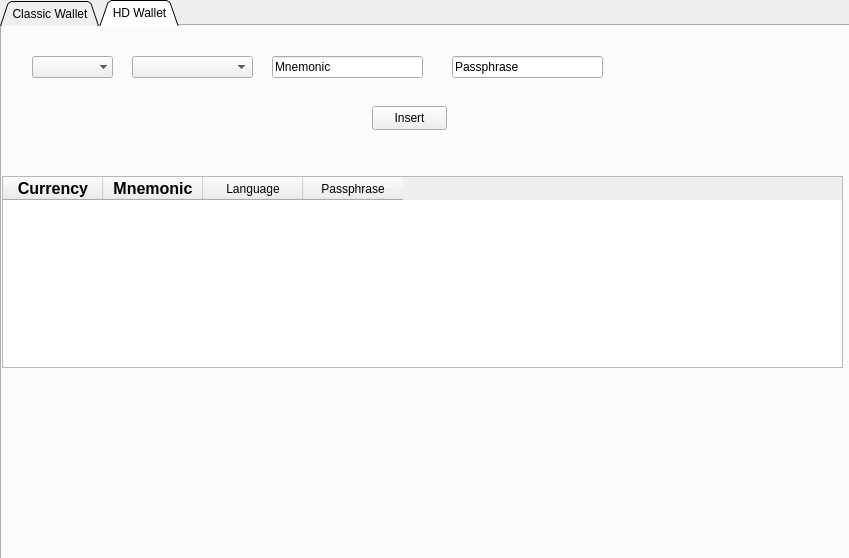
First picture: the form in AppGUI/add_external_wallets.ui, repository dragomir-am/WalletManager, before the edit.
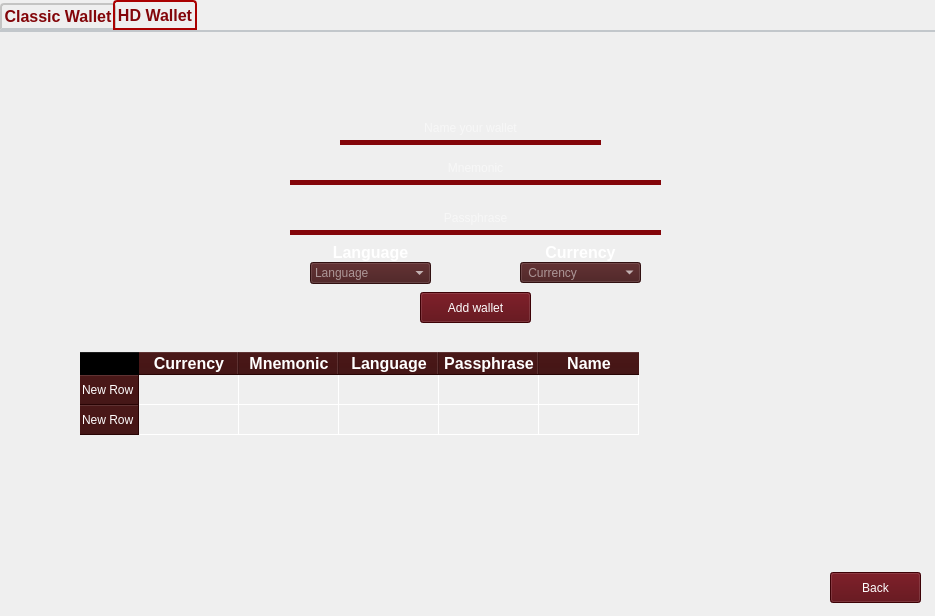
Second picture: the form after the edit. The open tabs and pages were chosen to show the change. Icons and pictures are not drawn.

The edit to the form file:
```diff
--- a/AppGUI/add_external_wallets.ui
+++ b/AppGUI/add_external_wallets.ui
@@ -6,32 +6,95 @@
    <rect>
     <x>0</x>
     <y>0</y>
-    <width>849</width>
-    <height>558</height>
+    <width>935</width>
+    <height>616</height>
    </rect>
   </property>
   <property name="windowTitle">
    <string notr="true">Add External Wallets</string>
   </property>
-  <widget class="QTabWidget" name="tabWidget_2">
+  <property name="styleSheet">
+   <string notr="true"/>
+  </property>
+  <widget class="QTabWidget" name="tabWidget">
    <property name="geometry">
     <rect>
      <x>0</x>
      <y>0</y>
-     <width>851</width>
-     <height>561</height>
+     <width>951</width>
+     <height>621</height>
     </rect>
    </property>
+   <property name="font">
+    <font>
+     <family>Arial</family>
+     <pointsize>12</pointsize>
+     <bold>true</bold>
+    </font>
+   </property>
+   <property name="styleSheet">
+    <string notr="true"> QTabWidget::pane { 
+     border-top: 2px solid #C2C7CB;
+ }
+
+ QTabBar::tab {
+     background: qlineargradient(x1: 0, y1: 0, x2: 0, y2: 1,
+                                 stop: 0 #E1E1E1, stop: 0.4 #DDDDDD,
+                                 stop: 0.5 #D8D8D8, stop: 1.0 #D3D3D3);
+     border: 2px solid #C4C4C3;
+     border-bottom-color: #C2C7CB; 
+     border-top-left-radius: 4px;
+     border-top-right-radius: 4px;
+     min-width: 8ex;
+     padding: 2px;
+		color:rgb(131, 5, 9);
+ }
+
+ QTabBar::tab:selected, QTabBar::tab:hover {
+     background: qlineargradient(x1: 0, y1: 0, x2: 0, y2: 1,
+                                 stop: 0 #fafafa, stop: 0.4 #f4f4f4,
+                                 stop: 0.5 #e7e7e7, stop: 1.0 #fafafa);
+ }
+
+ QTabBar::tab:selected {
+     border-color:rgb(170, 0, 0);
+     border-bottom-color: rgb(170, 0, 0);
+ }
+
+ QTabBar::tab:!selected {
+     margin-top: 3px; 
+ }
+
+ QTabBar::tab:selected {
+     margin-left: -3px;
+     margin-right: -3px;
+ }
+
+ QTabBar::tab:first:selected {
+     margin-left: 0; 
+ }
+
+ QTabBar::tab:last:selected {
+     margin-right: 0; 
+ }
+
+ QTabBar::tab:only-one {
+     margin: 0; 
+ }</string>
+   </property>
    <property name="tabPosition">
     <enum>QTabWidget::North</enum>
    </property>
    <property name="tabShape">
-    <enum>QTabWidget::Triangular</enum>
+    <enum>QTabWidget::Rounded</enum>
    </property>
    <property name="currentIndex">
     <number>0</number>
    </property>
-   <widget class="QWidget" name="tab_2">
+   <property name="elideMode">
+    <enum>Qt::ElideNone</enum>
+   </property>
+   <widget class="QWidget" name="cw_tab">
     <attribute name="title">
      <string>Classic Wallet</string>
     </attribute>
@@ -131,19 +194,50 @@
      </property>
     </widget>
    </widget>
-   <widget class="QWidget" name="tab">
+   <widget class="QWidget" name="hd_tab">
     <attribute name="title">
      <string>HD Wallet</string>
     </attribute>
     <widget class="QTableWidget" name="ehd_tableWidget">
      <property name="geometry">
       <rect>
-       <x>0</x>
-       <y>150</y>
-       <width>841</width>
+       <x>80</x>
+       <y>320</y>
+       <width>781</width>
        <height>192</height>
       </rect>
      </property>
+     <property name="styleSheet">
+      <string notr="true">QTableWidget {background-color: transparent;color:rgb(255, 255, 255); gridline-color:rgb(255, 255, 255)}
+QHeaderView::section {background-color: rgb(56, 6, 6);color:rgb(255, 255, 255);}
+QHeaderView {background-color: transparent;color:rgb(255, 255, 255);}
+QTableCornerButton::section {background-color: transparent;color:rgb(255, 255, 255);}
+QScrollBar:vertical {
+			
+            background-color: rgb(104, 6, 6);handle-color:rgb(145, 112, 113);
+
+        }
+QScrollBar:horizontal {
+            background-color:rgb(104, 6, 6 );
+			handle-color:rgb(145, 112, 113);
+        }
+
+
+</string>
+     </property>
+     <property name="frameShape">
+      <enum>QFrame::NoFrame</enum>
+     </property>
+     <row>
+      <property name="text">
+       <string>New Row</string>
+      </property>
+     </row>
+     <row>
+      <property name="text">
+       <string>New Row</string>
+      </property>
+     </row>
      <column>
       <property name="text">
        <string>Currency</string>
@@ -170,61 +264,52 @@
       <property name="text">
        <string>Language</string>
       </property>
+      <property name="font">
+       <font>
+        <pointsize>12</pointsize>
+        <bold>true</bold>
+       </font>
+      </property>
      </column>
      <column>
       <property name="text">
        <string>Passphrase</string>
       </property>
+      <property name="font">
+       <font>
+        <pointsize>12</pointsize>
+        <bold>true</bold>
+       </font>
+      </property>
      </column>
-    </widget>
-    <widget class="QLineEdit" name="ehd_mnemonic_field">
-     <property name="geometry">
-      <rect>
-       <x>270</x>
-       <y>30</y>
-       <width>151</width>
-       <height>22</height>
-      </rect>
-     </property>
-     <property name="text">
-      <string>Mnemonic</string>
-     </property>
-    </widget>
-    <widget class="QPushButton" name="ehd_insert_btn">
-     <property name="geometry">
-      <rect>
-       <x>370</x>
-       <y>80</y>
-       <width>75</width>
-       <height>24</height>
-      </rect>
-     </property>
-     <property name="text">
-      <string>Insert</string>
-     </property>
-    </widget>
-    <widget class="QLineEdit" name="ehd_passphrase_field">
-     <property name="geometry">
-      <rect>
-       <x>450</x>
-       <y>30</y>
-       <width>151</width>
-       <height>22</height>
-      </rect>
-     </property>
-     <property name="text">
-      <string>Passphrase</string>
-     </property>
+     <column>
+      <property name="text">
+       <string>Name</string>
+      </property>
+      <property name="font">
+       <font>
+        <pointsize>12</pointsize>
+        <bold>true</bold>
+       </font>
+      </property>
+     </column>
     </widget>
     <widget class="QComboBox" name="ehd_language_comboBox">
      <property name="geometry">
       <rect>
-       <x>130</x>
-       <y>30</y>
+       <x>310</x>
+       <y>230</y>
        <width>121</width>
        <height>22</height>
       </rect>
      </property>
+     <property name="layoutDirection">
+      <enum>Qt::LeftToRight</enum>
+     </property>
+     <property name="styleSheet">
+      <string notr="true">background-color:rgb(68, 23, 24);
+color:rgb(255, 255, 255)</string>
+     </property>
      <property name="placeholderText">
       <string>Language</string>
      </property>
@@ -275,10 +360,10 @@
      </property>
      <property name="geometry">
       <rect>
-       <x>30</x>
-       <y>30</y>
-       <width>81</width>
-       <height>22</height>
+       <x>520</x>
+       <y>230</y>
+       <width>121</width>
+       <height>21</height>
       </rect>
      </property>
      <property name="mouseTracking">
@@ -291,7 +376,8 @@
       <bool>true</bool>
      </property>
      <property name="styleSheet">
-      <string notr="true"/>
+      <string notr="true">background-color:rgb(68, 23, 24);
+color:rgb(255, 255, 255)</string>
      </property>
      <property name="currentText">
       <string/>
@@ -303,10 +389,10 @@
       <enum>QComboBox::NoInsert</enum>
      </property>
      <property name="placeholderText">
-      <string notr="true">Currency</string>
+      <string notr="true"> Currency</string>
      </property>
      <property name="frame">
-      <bool>false</bool>
+      <bool>true</bool>
      </property>
      <item>
       <property name="text">
@@ -329,6 +415,284 @@
       </property>
      </item>
     </widget>
+    <widget class="QPushButton" name="ehd_add_btn">
+     <property name="geometry">
+      <rect>
+       <x>420</x>
+       <y>260</y>
+       <width>111</width>
+       <height>31</height>
+      </rect>
+     </property>
+     <property name="styleSheet">
+      <string notr="true">background-color:rgb(86, 1, 9);
+color:rgb(255, 255, 255);
+font: 700 14pt &quot;Arial&quot;;</string>
+     </property>
+     <property name="text">
+      <string>Add wallet</string>
+     </property>
+    </widget>
+    <widget class="QPushButton" name="ehd_back_btn">
+     <property name="geometry">
+      <rect>
+       <x>830</x>
+       <y>540</y>
+       <width>91</width>
+       <height>31</height>
+      </rect>
+     </property>
+     <property name="styleSheet">
+      <string notr="true">background-color:rgb(86, 1, 9);
+color:rgb(255, 255, 255);
+font: 700 14pt &quot;Arial&quot;;</string>
+     </property>
+     <property name="text">
+      <string>Back</string>
+     </property>
+    </widget>
+    <widget class="QLabel" name="bar_5">
+     <property name="geometry">
+      <rect>
+       <x>290</x>
+       <y>190</y>
+       <width>371</width>
+       <height>20</height>
+      </rect>
+     </property>
+     <property name="autoFillBackground">
+      <bool>false</bool>
+     </property>
+     <property name="styleSheet">
+      <string notr="true">color:rgb(131, 5, 9) ;
+</string>
+     </property>
+     <property name="frameShape">
+      <enum>QFrame::HLine</enum>
+     </property>
+     <property name="frameShadow">
+      <enum>QFrame::Plain</enum>
+     </property>
+     <property name="lineWidth">
+      <number>5</number>
+     </property>
+     <property name="midLineWidth">
+      <number>0</number>
+     </property>
+     <property name="text">
+      <string/>
+     </property>
+    </widget>
+    <widget class="QLabel" name="bar_6">
+     <property name="geometry">
+      <rect>
+       <x>290</x>
+       <y>140</y>
+       <width>371</width>
+       <height>20</height>
+      </rect>
+     </property>
+     <property name="autoFillBackground">
+      <bool>false</bool>
+     </property>
+     <property name="styleSheet">
+      <string notr="true">color:rgb(131, 5, 9) ;
+</string>
+     </property>
+     <property name="frameShape">
+      <enum>QFrame::HLine</enum>
+     </property>
+     <property name="frameShadow">
+      <enum>QFrame::Plain</enum>
+     </property>
+     <property name="lineWidth">
+      <number>5</number>
+     </property>
+     <property name="midLineWidth">
+      <number>0</number>
+     </property>
+     <property name="text">
+      <string/>
+     </property>
+    </widget>
+    <widget class="QLineEdit" name="mnemonic_field">
+     <property name="geometry">
+      <rect>
+       <x>290</x>
+       <y>120</y>
+       <width>371</width>
+       <height>31</height>
+      </rect>
+     </property>
+     <property name="styleSheet">
+      <string notr="true">background-color: transparent;
+font: 700 12pt &quot;Arial&quot;;
+color: rgb(255, 255, 255);</string>
+     </property>
+     <property name="text">
+      <string/>
+     </property>
+     <property name="frame">
+      <bool>false</bool>
+     </property>
+     <property name="echoMode">
+      <enum>QLineEdit::Password</enum>
+     </property>
+     <property name="alignment">
+      <set>Qt::AlignCenter</set>
+     </property>
+     <property name="placeholderText">
+      <string>Mnemonic</string>
+     </property>
+    </widget>
+    <widget class="QLineEdit" name="passphrase_field">
+     <property name="geometry">
+      <rect>
+       <x>290</x>
+       <y>170</y>
+       <width>371</width>
+       <height>31</height>
+      </rect>
+     </property>
+     <property name="styleSheet">
+      <string notr="true">background-color: transparent;
+font: 700 12pt &quot;Arial&quot;;
+color: rgb(255, 255, 255);</string>
+     </property>
+     <property name="text">
+      <string/>
+     </property>
+     <property name="frame">
+      <bool>false</bool>
+     </property>
+     <property name="echoMode">
+      <enum>QLineEdit::Password</enum>
+     </property>
+     <property name="alignment">
+      <set>Qt::AlignCenter</set>
+     </property>
+     <property name="placeholderText">
+      <string>Passphrase</string>
+     </property>
+    </widget>
+    <widget class="QLabel" name="currency_label">
+     <property name="geometry">
+      <rect>
+       <x>540</x>
+       <y>210</y>
+       <width>81</width>
+       <height>21</height>
+      </rect>
+     </property>
+     <property name="text">
+      <string>&lt;html&gt;&lt;head/&gt;&lt;body&gt;&lt;p align=&quot;center&quot;&gt;&lt;span style=&quot; font-size:12pt; font-weight:700; color:#ffffff;&quot;&gt;Currency&lt;/span&gt;&lt;/p&gt;&lt;/body&gt;&lt;/html&gt;</string>
+     </property>
+    </widget>
+    <widget class="QLabel" name="language_label">
+     <property name="geometry">
+      <rect>
+       <x>330</x>
+       <y>210</y>
+       <width>81</width>
+       <height>21</height>
+      </rect>
+     </property>
+     <property name="text">
+      <string>&lt;html&gt;&lt;head/&gt;&lt;body&gt;&lt;p align=&quot;center&quot;&gt;&lt;span style=&quot; font-size:12pt; font-weight:700; color:#ffffff;&quot;&gt;Language&lt;/span&gt;&lt;/p&gt;&lt;/body&gt;&lt;/html&gt;</string>
+     </property>
+    </widget>
+    <widget class="QLabel" name="label_2">
+     <property name="geometry">
+      <rect>
+       <x>0</x>
+       <y>0</y>
+       <width>951</width>
+       <height>601</height>
+      </rect>
+     </property>
+     <property name="styleSheet">
+      <string notr="true">background-image: url(C:/Users/drago/PycharmProjects/WalletManager/AppGUI/resources/add_ec_wallet.png);</string>
+     </property>
+     <property name="text">
+      <string/>
+     </property>
+    </widget>
+    <widget class="QLineEdit" name="passphrase_field_2">
+     <property name="geometry">
+      <rect>
+       <x>340</x>
+       <y>80</y>
+       <width>261</width>
+       <height>31</height>
+      </rect>
+     </property>
+     <property name="styleSheet">
+      <string notr="true">background-color: transparent;
+font: 700 12pt &quot;Arial&quot;;
+color: rgb(255, 255, 255);</string>
+     </property>
+     <property name="text">
+      <string/>
+     </property>
+     <property name="frame">
+      <bool>false</bool>
+     </property>
+     <property name="echoMode">
+      <enum>QLineEdit::Normal</enum>
+     </property>
+     <property name="alignment">
+      <set>Qt::AlignCenter</set>
+     </property>
+     <property name="placeholderText">
+      <string>Name your wallet</string>
+     </property>
+    </widget>
+    <widget class="QLabel" name="bar_7">
+     <property name="geometry">
+      <rect>
+       <x>340</x>
+       <y>100</y>
+       <width>261</width>
+       <height>20</height>
+      </rect>
+     </property>
+     <property name="autoFillBackground">
+      <bool>false</bool>
+     </property>
+     <property name="styleSheet">
+      <string notr="true">color:rgb(131, 5, 9) ;
+</string>
+     </property>
+     <property name="frameShape">
+      <enum>QFrame::HLine</enum>
+     </property>
+     <property name="frameShadow">
+      <enum>QFrame::Plain</enum>
+     </property>
+     <property name="lineWidth">
+      <number>5</number>
+     </property>
+     <property name="midLineWidth">
+      <number>0</number>
+     </property>
+     <property name="text">
+      <string/>
+     </property>
+    </widget>
+    <zorder>label_2</zorder>
+    <zorder>ehd_tableWidget</zorder>
+    <zorder>ehd_language_comboBox</zorder>
+    <zorder>ehd_currency_comboBox</zorder>
+    <zorder>ehd_add_btn</zorder>
+    <zorder>ehd_back_btn</zorder>
+    <zorder>bar_5</zorder>
+    <zorder>bar_6</zorder>
+    <zorder>mnemonic_field</zorder>
+    <zorder>passphrase_field</zorder>
+    <zorder>currency_label</zorder>
+    <zorder>language_label</zorder>
+    <zorder>passphrase_field_2</zorder>
+    <zorder>bar_7</zorder>
    </widget>
   </widget>
  </widget>
```
Left out of the diff: 378 changed lines with no effect on the pictures.
